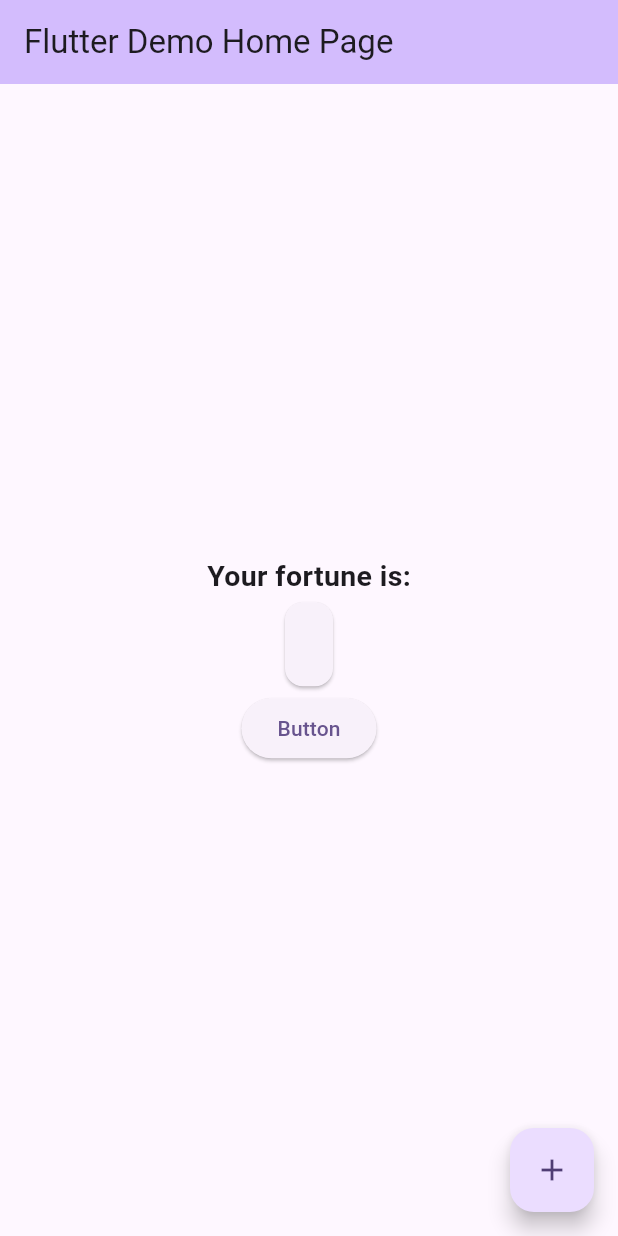
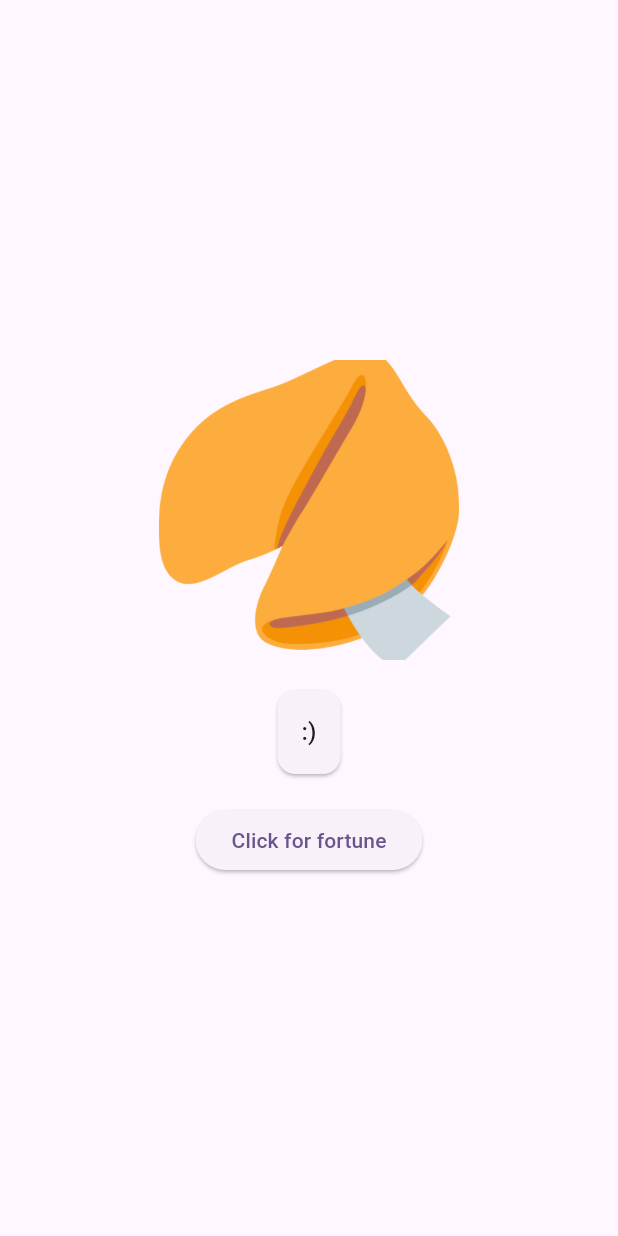
Before and after one commit to matdadi/MyFirstApp, a Flutter app: the screen it shows after launch, on a phone screen of 412 x 824 dp. Run offline on Flutter 3.47's test engine with Material 3 defaults, Android fonts, the light colour scheme and no system bars.

Commit message:
add fortune image and remove header

```diff
--- a/lib/main.dart
+++ b/lib/main.dart
@@ -34,7 +34,7 @@
 }
 
 class _MyHomePageState extends State<MyHomePage> {
-  String _currentFortune = '';
+  String _currentFortune = ':)';
 
   final _fortuneList = [
     "A life built on integrity",
@@ -60,21 +60,12 @@
   @override
   Widget build(BuildContext context) {
     return Scaffold(
-      appBar: AppBar(
-        backgroundColor: Theme.of(context).colorScheme.inversePrimary,
-        title: Text("Flutter Demo Home Page"),
-      ),
       body: Center(
         child: Column(
           mainAxisAlignment: MainAxisAlignment.center,
+          spacing: 16,
           children: <Widget>[
-            Text(
-              'Your fortune is:',
-              style: TextStyle(
-                fontSize: 19,
-                fontWeight: FontWeight.bold,
-              ),
-            ),
+            Image.asset("asset/image/fortune_cookie.png", width: 200, height: 200, fit: BoxFit.cover,),
             Card(
               child: Padding(
                 padding: const EdgeInsets.all(16.0),
@@ -84,15 +75,10 @@
                 ),
               ),
             ),
-            ElevatedButton(onPressed: _randomFortune, child: Text('Button',),)
+            ElevatedButton(onPressed: _randomFortune, child: Text('Click for fortune',),)
           ],
         ),
       ),
-      floatingActionButton: FloatingActionButton(
-        onPressed: _randomFortune,
-        tooltip: 'Increment',
-        child: const Icon(Icons.add),
-      ), // This trailing comma makes auto-formatting nicer for build methods.
     );
   }
 }
```
Also changed, not shown: pubspec.yaml (+4 -5 lines), asset/image/fortune_cookie.png (added).
